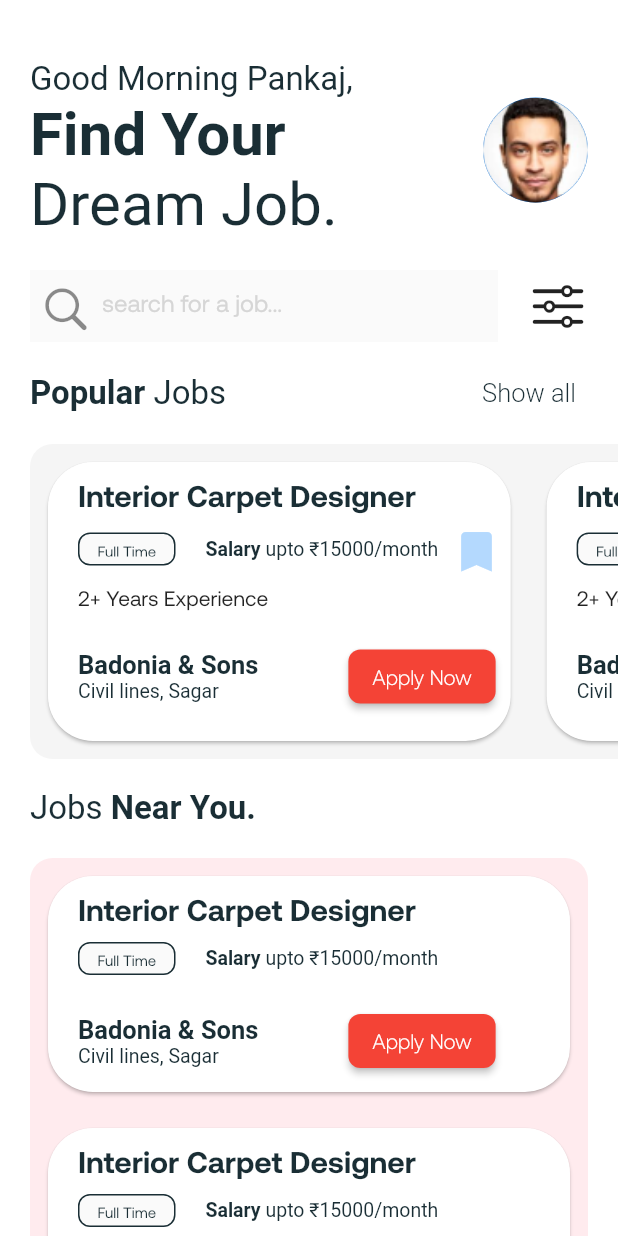
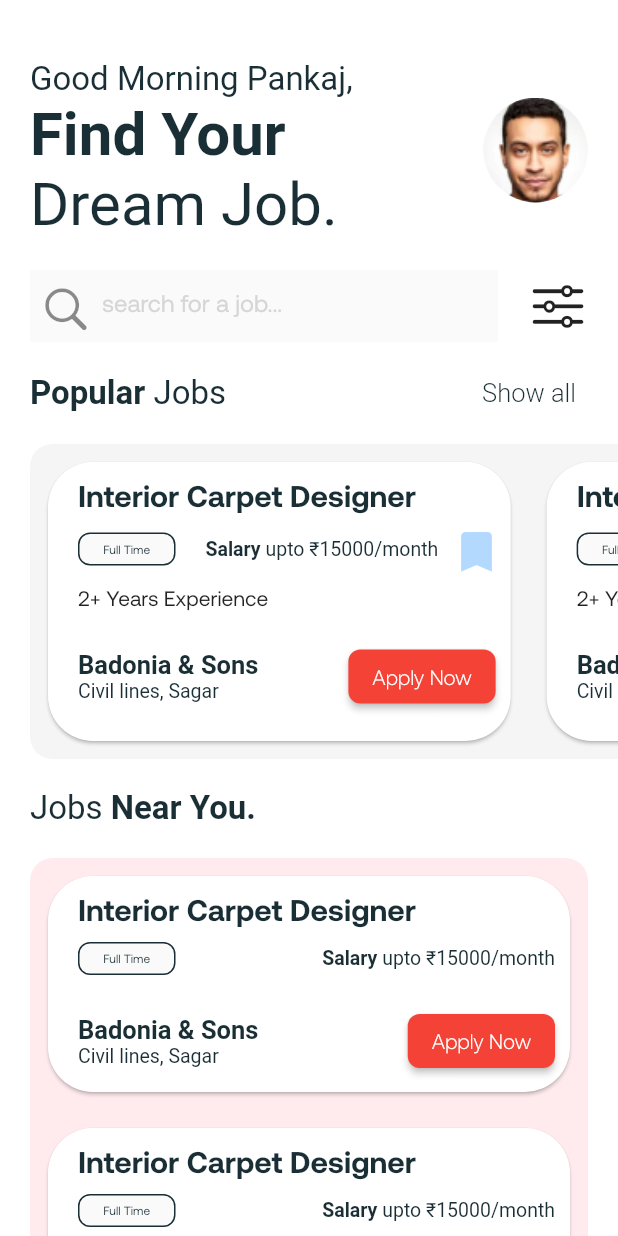
Before and after one commit to kkkkkabir/flutter_assignment, a Flutter app: the SeekerHome screen opened directly, on a phone screen of 412 x 824 dp. Run offline on Flutter 3.47's test engine with Material 2 defaults, Android fonts, the phone set to English and light mode, and no system bars; our stand-ins replace flutter_rating_stars, google_fonts; Roboto replaces fonts that are missing (Aeonik-Light).

Commit message:
Edits made pt1

```diff
--- a/lib/Screens/seekerHome.dart
+++ b/lib/Screens/seekerHome.dart
@@ -56,6 +56,7 @@ class _SeekerHomeState extends State<SeekerHome> {
                             padding: EdgeInsets.only(right: 20.0),
                             child: CircleAvatar(
                               radius: 35,
+                              backgroundColor: Colors.transparent,
                               backgroundImage:
                                   AssetImage('lib/images/profile_app.png'),
                             ),
--- a/lib/horizontal_card.dart
+++ b/lib/horizontal_card.dart
@@ -42,7 +42,7 @@ class HorizontalJobCard extends StatelessWidget {
                         child: Text(
                           "Full Time",
                           style:
-                              TextStyle(fontSize: 10, color: _primaryTextColor),
+                              TextStyle(fontSize: 8, color: _primaryTextColor),
                         ),
                       ),
                     ),
--- a/lib/vertical_card.dart
+++ b/lib/vertical_card.dart
@@ -26,7 +26,7 @@ class VerticalJobCard extends StatelessWidget {
                       fontWeight: FontWeight.bold)),
               const SizedBox(height: 10.0),
               Row(
-                mainAxisAlignment: MainAxisAlignment.start,
+                mainAxisAlignment: MainAxisAlignment.spaceBetween,
                 children: [
                   Container(
                     width: 65,
@@ -43,15 +43,14 @@ class VerticalJobCard extends StatelessWidget {
                         child: Text(
                           "Full Time",
                           style:
-                              TextStyle(fontSize: 10, color: _primaryTextColor),
+                              TextStyle(fontSize: 8, color: _primaryTextColor),
                         ),
                       ),
                     ),
                   ),
-                  const SizedBox(
-                    width: 20.0,
-                  ),
-                  RichText(
+                  Padding(
+                    padding: const EdgeInsets.only(right: 10.0),
+                    child: RichText(
                       // ignore: prefer_const_literals_to_create_immutables
                       text: TextSpan(children: [
                         TextSpan(
@@ -75,6 +74,7 @@ class VerticalJobCard extends StatelessWidget {
                             )),
                       ]),
                     ),
+                  ),
                 ],
               ),
               const SizedBox(
@@ -84,7 +84,9 @@ class VerticalJobCard extends StatelessWidget {
                 padding: const EdgeInsets.only(
                   right: 10.0,
                 ),
-                child: Row(children: [
+                child: Row(
+                    mainAxisAlignment: MainAxisAlignment.spaceBetween,
+                    children: [
                       RichText(
                           // ignore: prefer_const_literals_to_create_immutables
                           text: TextSpan(
@@ -116,7 +118,8 @@ class VerticalJobCard extends StatelessWidget {
                           ),
                         ),
                         style: ButtonStyle(
-                        shape: MaterialStateProperty.all(RoundedRectangleBorder(
+                            shape: MaterialStateProperty.all(
+                                RoundedRectangleBorder(
                                     borderRadius: BorderRadius.circular(8.0)))),
                       )
                     ]),
```
Lines whose indentation alone changed are shown as unchanged.
